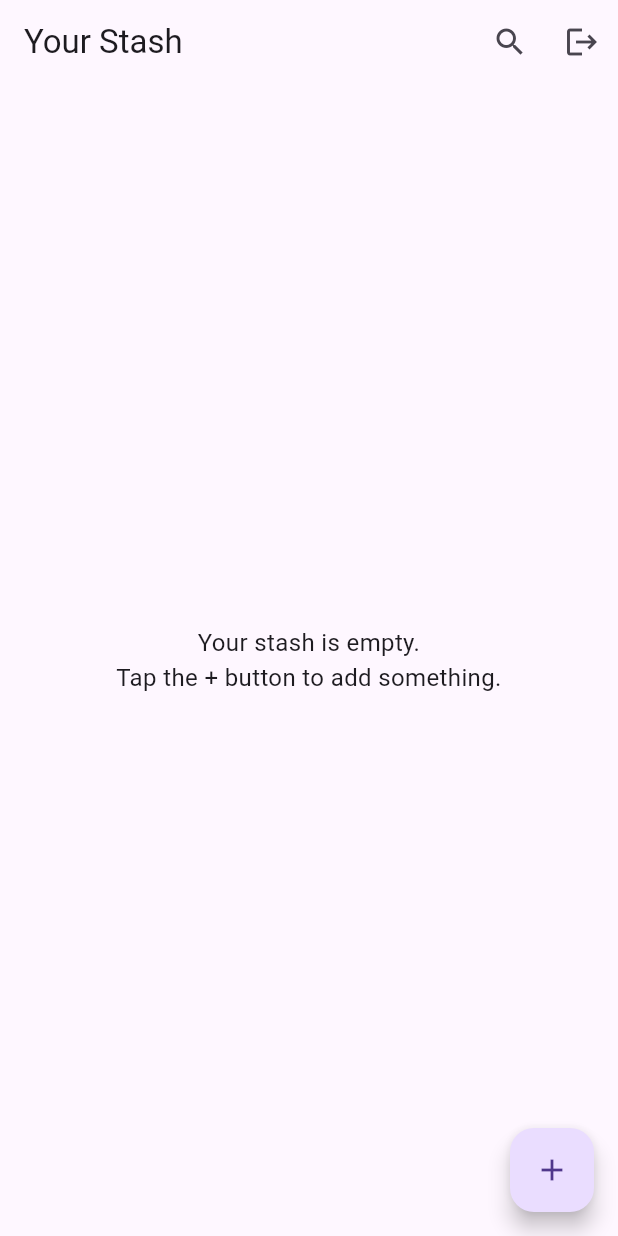
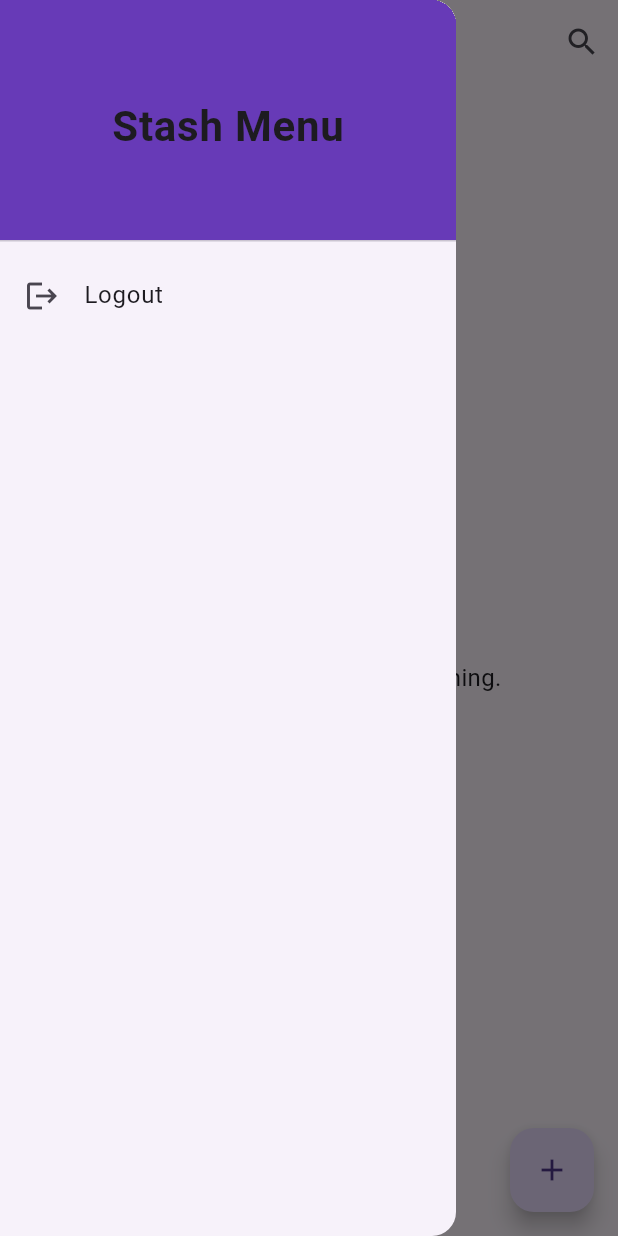
Before and after one commit to oreiscool/stash, a Flutter app: the screen it shows once a user with an empty profile is signed in, with the side drawer open (before the commit the screen has no drawer), on a phone screen of 412 x 824 dp. Run offline on Flutter 3.47's test engine with Material 3 defaults, Android fonts, the phone set to English and light mode, and no system bars; our stand-ins replace cloud_firestore, firebase_auth, firebase_core, flutter_riverpod, riverpod_annotation; accounts and stored records are empty; generated files the repository leaves out were written again.

Commit message:
feat(core): Implement item detail view and home UI refactor

```diff
--- a/lib/pages/home_page.dart
+++ b/lib/pages/home_page.dart
@@ -21,10 +21,25 @@ class HomePage extends ConsumerWidget {
               // TODO: Implement search functionality
             },
           ),
-          IconButton(
-            icon: const Icon(Icons.logout),
-            onPressed: () {
-              showDialog(
+        ],
+      ),
+      drawer: Drawer(
+        child: ListView(
+          padding: EdgeInsets.zero,
+          children: [
+            const DrawerHeader(
+              decoration: BoxDecoration(color: Colors.deepPurple),
+              child: Center(
+                child: Text(
+                  'Stash Menu',
+                  style: TextStyle(fontSize: 28, fontWeight: FontWeight.bold),
+                ),
+              ),
+            ),
+            ListTile(
+              leading: const Icon(Icons.logout),
+              title: const Text('Logout'),
+              onTap: () => showDialog(
                 context: context,
                 builder: (BuildContext dialogContext) {
                   return AlertDialog(
@@ -47,10 +62,11 @@ class HomePage extends ConsumerWidget {
                     ],
                   );
                 },
-              );
-            },
-          ),
-        ],
+              ),
+            ),
+            // TODO: Add a ListTile for the Settings page later
+          ],
+        ),
       ),
       floatingActionButton: FloatingActionButton(
         child: const Icon(Icons.add),
```
Also changed, not shown: lib/pages/stash_detail_page.dart (added, +56 -0 lines), lib/widgets/stash_item_card.dart (+8 -0 lines).
